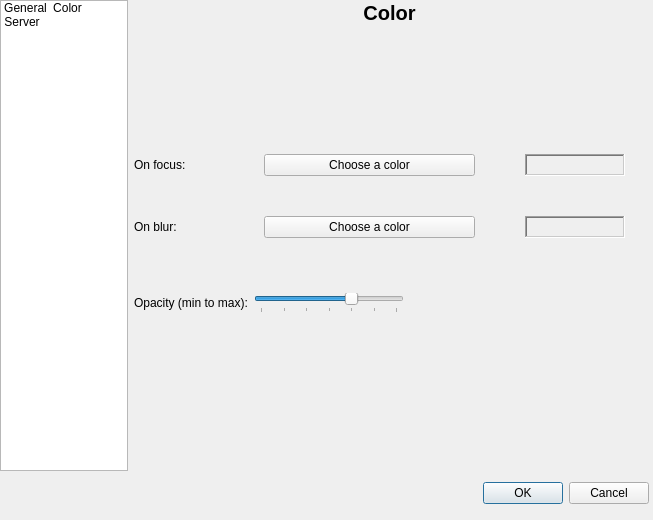
The window that ceg/forms/settingsDialog.ui (canercandan/iot-project) describes before a commit, drawn with Qt 5.
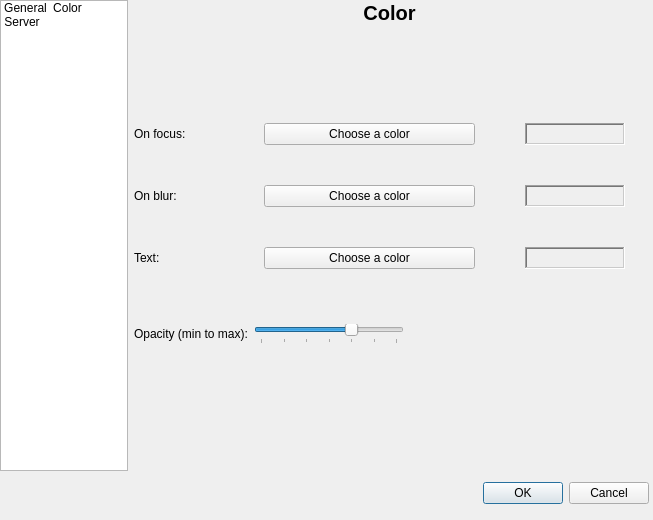
The same window after the commit. Icons and pictures are not drawn.

The edit to the form file:
```diff
--- a/ceg/forms/settingsDialog.ui
+++ b/ceg/forms/settingsDialog.ui
@@ -371,6 +371,55 @@
              </item>
              <item row="2" column="0">
               <widget class="QLabel" name="label_6">
+               <property name="text">
+                <string>Text:</string>
+               </property>
+              </widget>
+             </item>
+             <item row="2" column="1">
+              <layout class="QHBoxLayout" name="horizontalLayout_215">
+               <property name="spacing">
+                <number>50</number>
+               </property>
+               <property name="leftMargin">
+                <number>10</number>
+               </property>
+               <property name="rightMargin">
+                <number>20</number>
+               </property>
+               <item>
+                <widget class="QPushButton" name="colorTextButton">
+                 <property name="text">
+                  <string>Choose a color</string>
+                 </property>
+                </widget>
+               </item>
+               <item>
+                <widget class="QLabel" name="colorTextLabel">
+                 <property name="maximumSize">
+                  <size>
+                   <width>100</width>
+                   <height>16777215</height>
+                  </size>
+                 </property>
+                 <property name="frameShape">
+                  <enum>QFrame::WinPanel</enum>
+                 </property>
+                 <property name="frameShadow">
+                  <enum>QFrame::Sunken</enum>
+                 </property>
+                 <property name="lineWidth">
+                  <number>1</number>
+                 </property>
+                 <property name="text">
+                   <string/>
+                 </property>
+                </widget>
+               </item>
+              </layout>
+             </item>
+             <item row="3" column="0">
+              <widget class="QLabel" name="label_7">
                <property name="minimumSize">
                 <size>
                  <width>0</width>
@@ -382,7 +431,7 @@
                </property>
               </widget>
              </item>
-             <item row="2" column="1">
+             <item row="3" column="1">
               <layout class="QHBoxLayout" name="horizontalLayout_3">
                <property name="spacing">
                 <number>50</number>
```
Left out of the diff: 162 changed lines with no effect on the pictures.
